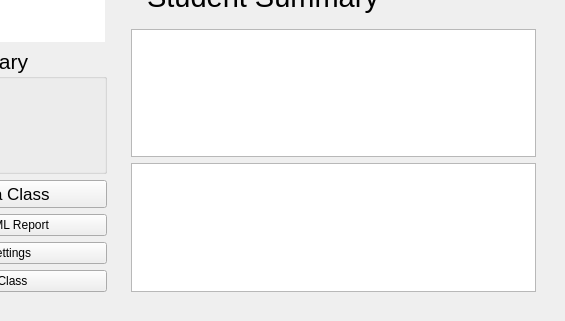
Old version of the form portal/src/adminpane.ui in the repository zfrye06/Loque; both pictures show x 149 to 714 and y 143 to 464 of the 714 by 464 pixel window.
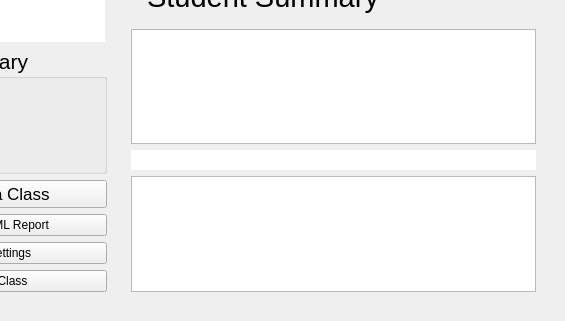
New version of the form.

Commit message: Added user selection bar

```diff
--- a/portal/src/adminpane.ui
+++ b/portal/src/adminpane.ui
@@ -281,6 +281,34 @@
               </property>
              </widget>
             </item>
+            <item>
+             <widget class="QListWidget" name="userList">
+              <property name="maximumSize">
+               <size>
+                <width>16777215</width>
+                <height>20</height>
+               </size>
+              </property>
+              <property name="styleSheet">
+               <string notr="true">border: none;</string>
+              </property>
+              <property name="showDropIndicator" stdset="0">
+               <bool>true</bool>
+              </property>
+              <property name="flow">
+               <enum>QListView::LeftToRight</enum>
+              </property>
+              <property name="resizeMode">
+               <enum>QListView::Fixed</enum>
+              </property>
+              <property name="uniformItemSizes">
+               <bool>false</bool>
+              </property>
+              <property name="sortingEnabled">
+               <bool>false</bool>
+              </property>
+             </widget>
+            </item>
             <item>
              <widget class="QTableWidget" name="mapTable">
               <property name="cursor" stdset="0">
```
Left out of the diff: 5 changed lines with no effect on the pictures. The commit also changes 3 other files.
